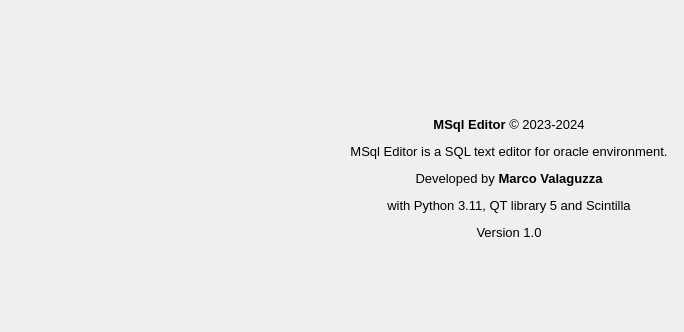
Before: the Qt Designer form source/qtdesigner/program_info_ui.ui in MValaguz/MSql, drawn with Qt 5.
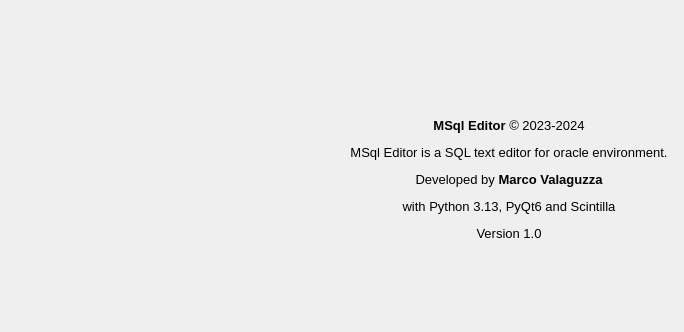
After: the same form once the commit is applied. Icons and pictures are not drawn.

```diff
--- a/source/qtdesigner/program_info_ui.ui
+++ b/source/qtdesigner/program_info_ui.ui
@@ -30,7 +30,7 @@
      <item row="0" column="1">
       <widget class="QLabel" name="label_2">
        <property name="text">
-        <string>&lt;html&gt;&lt;head/&gt;&lt;body&gt;&lt;p align=&quot;center&quot;&gt;&lt;br/&gt;&lt;/p&gt;&lt;p align=&quot;center&quot;&gt;&lt;span style=&quot; font-size:10pt; font-weight:600;&quot;&gt;MSql Editor &lt;/span&gt;&lt;span style=&quot; font-size:10pt;&quot;&gt;© 2023-2024&lt;/span&gt;&lt;/p&gt;&lt;p align=&quot;center&quot;&gt;&lt;span style=&quot; font-size:10pt;&quot;&gt;MSql Editor is a SQL text editor for oracle environment.&lt;/span&gt;&lt;/p&gt;&lt;p align=&quot;center&quot;&gt;&lt;span style=&quot; font-size:10pt;&quot;&gt;Developed by &lt;/span&gt;&lt;span style=&quot; font-size:10pt; font-weight:600;&quot;&gt;Marco Valaguzza&lt;/span&gt;&lt;/p&gt;&lt;p align=&quot;center&quot;&gt;&lt;span style=&quot; font-size:10pt;&quot;&gt;with Python 3.11, QT library 5 and Scintilla&lt;/span&gt;&lt;/p&gt;&lt;p align=&quot;center&quot;&gt;&lt;span style=&quot; font-size:10pt;&quot;&gt;Version 1.0&lt;br/&gt;&lt;/span&gt;&lt;/p&gt;&lt;/body&gt;&lt;/html&gt;</string>
+        <string>&lt;html&gt;&lt;head/&gt;&lt;body&gt;&lt;p align=&quot;center&quot;&gt;&lt;span style=&quot; font-size:10pt;&quot;&gt;&lt;br/&gt;&lt;/span&gt;&lt;/p&gt;&lt;p align=&quot;center&quot;&gt;&lt;span style=&quot; font-size:10pt; font-weight:600;&quot;&gt;MSql Editor &lt;/span&gt;&lt;span style=&quot; font-size:10pt;&quot;&gt;© 2023-2024&lt;/span&gt;&lt;/p&gt;&lt;p align=&quot;center&quot;&gt;&lt;span style=&quot; font-size:10pt;&quot;&gt;MSql Editor is a SQL text editor for oracle environment.&lt;/span&gt;&lt;/p&gt;&lt;p align=&quot;center&quot;&gt;&lt;span style=&quot; font-size:10pt;&quot;&gt;Developed by &lt;/span&gt;&lt;span style=&quot; font-size:10pt; font-weight:600;&quot;&gt;Marco Valaguzza&lt;/span&gt;&lt;/p&gt;&lt;p align=&quot;center&quot;&gt;&lt;span style=&quot; font-size:10pt;&quot;&gt;with Python 3.13, PyQt6 and Scintilla&lt;/span&gt;&lt;/p&gt;&lt;p align=&quot;center&quot;&gt;&lt;span style=&quot; font-size:10pt;&quot;&gt;Version 1.0&lt;br/&gt;&lt;/span&gt;&lt;/p&gt;&lt;/body&gt;&lt;/html&gt;</string>
        </property>
        <property name="alignment">
         <set>Qt::AlignLeading|Qt::AlignLeft|Qt::AlignVCenter</set>
```
